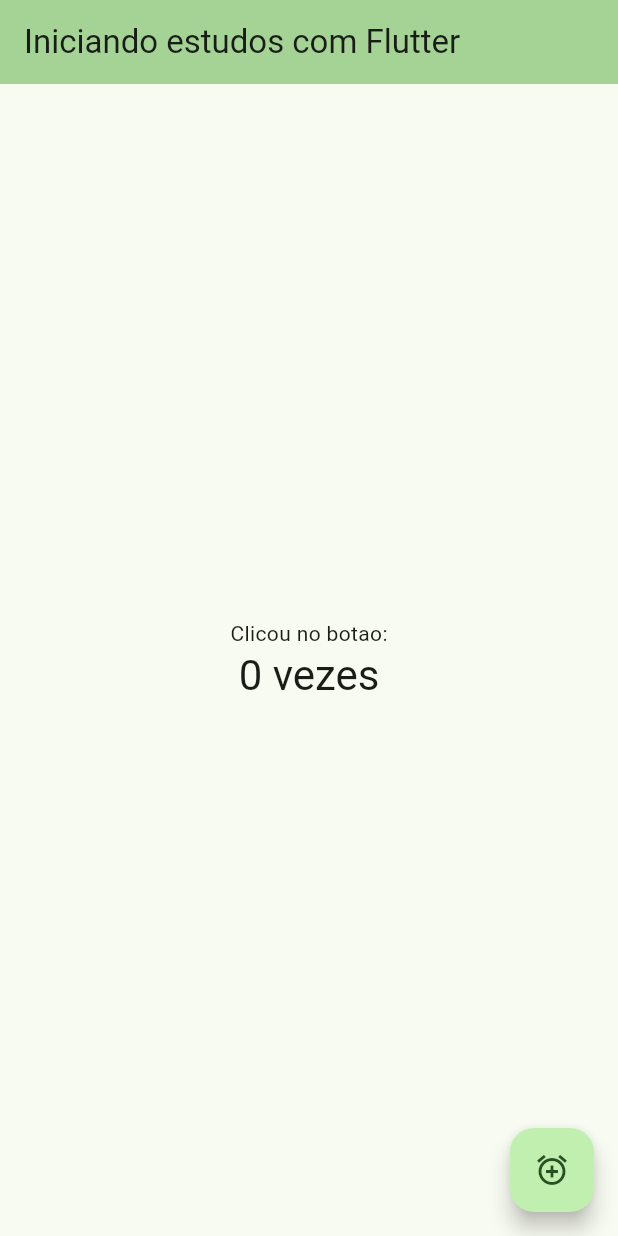
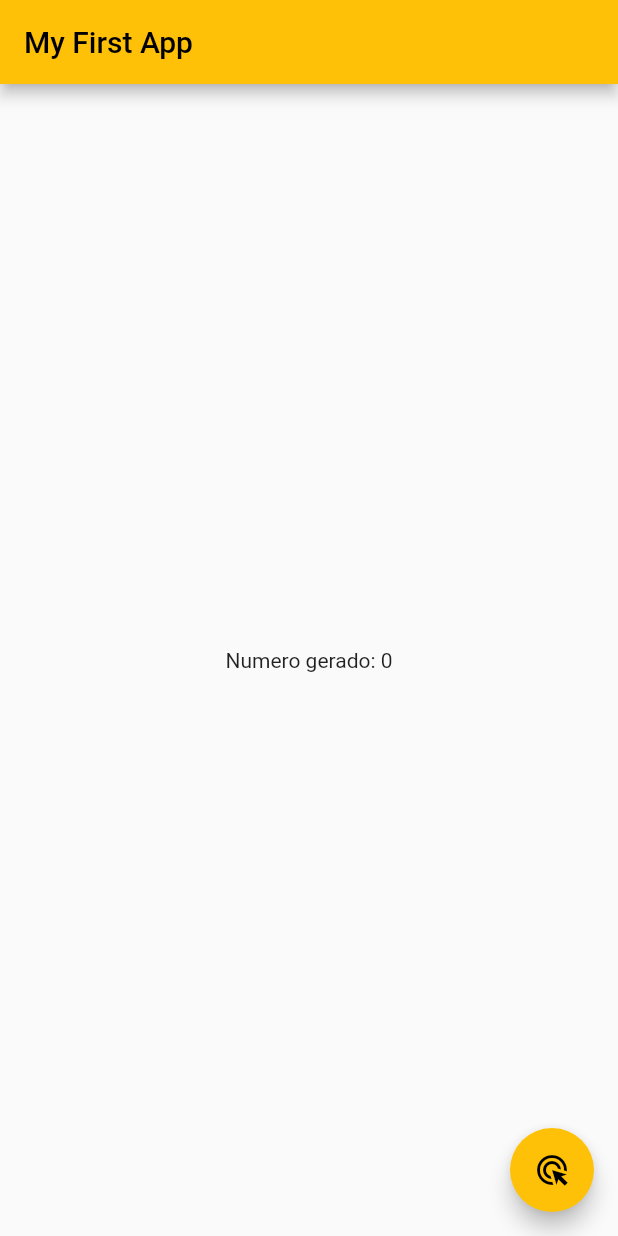
Before and after one commit to gabgaleski/flutter-start, a Flutter app: the screen it shows after launch, on a phone screen of 412 x 824 dp. Run offline on Flutter 3.47's test engine with Material 2 defaults, Android fonts, the phone set to English and light mode, and no system bars.

Commit message:
feat: add gerador de numero

```diff
--- a/lib/main.dart
+++ b/lib/main.dart
@@ -1,125 +1,57 @@
+import 'dart:math';
+
 import 'package:flutter/material.dart';
 
 void main() {
-  runApp(const MyApp());
+  runApp( const MyApp());
 }
 
 class MyApp extends StatelessWidget {
   const MyApp({super.key});
 
-  // This widget is the root of your application.
   @override
   Widget build(BuildContext context) {
     return MaterialApp(
-      title: 'Flutter Demo',
-      theme: ThemeData(
-        // This is the theme of your application.
-        //
-        // TRY THIS: Try running your application with "flutter run". You'll see
-        // the application has a blue toolbar. Then, without quitting the app,
-        // try changing the seedColor in the colorScheme below to Colors.green
-        // and then invoke "hot reload" (save your changes or press the "hot
-        // reload" button in a Flutter-supported IDE, or press "r" if you used
-        // the command line to start the app).
-        //
-        // Notice that the counter didn't reset back to zero; the application
-        // state is not lost during the reload. To reset the state, use hot
-        // restart instead.
-        //
-        // This works for code too, not just values: Most code changes can be
-        // tested with just a hot reload.
-        colorScheme: ColorScheme.fromSeed(seedColor: Color.fromARGB(255, 47, 207, 33)),
-        useMaterial3: true,
-      ),
-      home: const MyHomePage(title: 'Iniciando estudos com Flutter'),
+      debugShowCheckedModeBanner: false,
+      theme: ThemeData( primarySwatch: Colors.amber ),
+      home: const HomePage(),
     );
   }
 }
 
-class MyHomePage extends StatefulWidget {
-  const MyHomePage({super.key, required this.title});
-
-  // This widget is the home page of your application. It is stateful, meaning
-  // that it has a State object (defined below) that contains fields that affect
-  // how it looks.
-
-  // This class is the configuration for the state. It holds the values (in this
-  // case the title) provided by the parent (in this case the App widget) and
-  // used by the build method of the State. Fields in a Widget subclass are
-  // always marked "final".
-
-  final String title;
+class HomePage extends StatefulWidget {
+  const HomePage({super.key});
 
   @override
-  State<MyHomePage> createState() => _MyHomePageState();
+  State<HomePage> createState() => _HomePageState();
 }
 
-class _MyHomePageState extends State<MyHomePage> {
-  int _counter = 0;
+class _HomePageState extends State<HomePage> {
 
-  void _incrementCounter() {
-    setState(() {
-      // This call to setState tells the Flutter framework that something has
-      // changed in this State, which causes it to rerun the build method below
-      // so that the display can reflect the updated values. If we changed
-      // _counter without calling setState(), then the build method would not be
-      // called again, and so nothing would appear to happen.
-      _counter++;
-    });
+  var number = 0;
+
+  int _randomNumberGenerate() {
+    Random random = Random();
+    return random.nextInt(1000);
   }
 
   @override
   Widget build(BuildContext context) {
-    // This method is rerun every time setState is called, for instance as done
-    // by the _incrementCounter method above.
-    //
-    // The Flutter framework has been optimized to make rerunning build methods
-    // fast, so that you can just rebuild anything that needs updating rather
-    // than having to individually change instances of widgets.
     return Scaffold(
       appBar: AppBar(
-        // TRY THIS: Try changing the color here to a specific color (to
-        // Colors.amber, perhaps?) and trigger a hot reload to see the AppBar
-        // change color while the other colors stay the same.
-        backgroundColor: Theme.of(context).colorScheme.inversePrimary,
-        // Here we take the value from the MyHomePage object that was created by
-        // the App.build method, and use it to set our appbar title.
-        title: Text(widget.title),
+        title: const Text('My First App'),
       ),
       body: Center(
-        // Center is a layout widget. It takes a single child and positions it
-        // in the middle of the parent.
-        child: Column(
-          // Column is also a layout widget. It takes a list of children and
-          // arranges them vertically. By default, it sizes itself to fit its
-          // children horizontally, and tries to be as tall as its parent.
-          //
-          // Column has various properties to control how it sizes itself and
-          // how it positions its children. Here we use mainAxisAlignment to
-          // center the children vertically; the main axis here is the vertical
-          // axis because Columns are vertical (the cross axis would be
-          // horizontal).
-          //
-          // TRY THIS: Invoke "debug painting" (choose the "Toggle Debug Paint"
-          // action in the IDE, or press "p" in the console), to see the
-          // wireframe for each widget.
-          mainAxisAlignment: MainAxisAlignment.center,
-          children: <Widget>[
-            const Text(
-              'Clicou no botao:',
-            ),
-            Text(
-              '$_counter vezes',
-              style: Theme.of(context).textTheme.headlineMedium,
-            ),
-          ],
-        ),
+        child: Text("Numero gerado: $number"),
       ),
       floatingActionButton: FloatingActionButton(
-        onPressed: _incrementCounter,
-        tooltip: 'Increment',
-        child: const Icon(Icons.add_alarm),
-      ), // This trailing comma makes auto-formatting nicer for build methods.
+        onPressed: () {
+          setState(() {
+            number = _randomNumberGenerate();
+          });
+        },
+        child: const Icon(Icons.ads_click),
+      ),
     );
   }
 }
```
